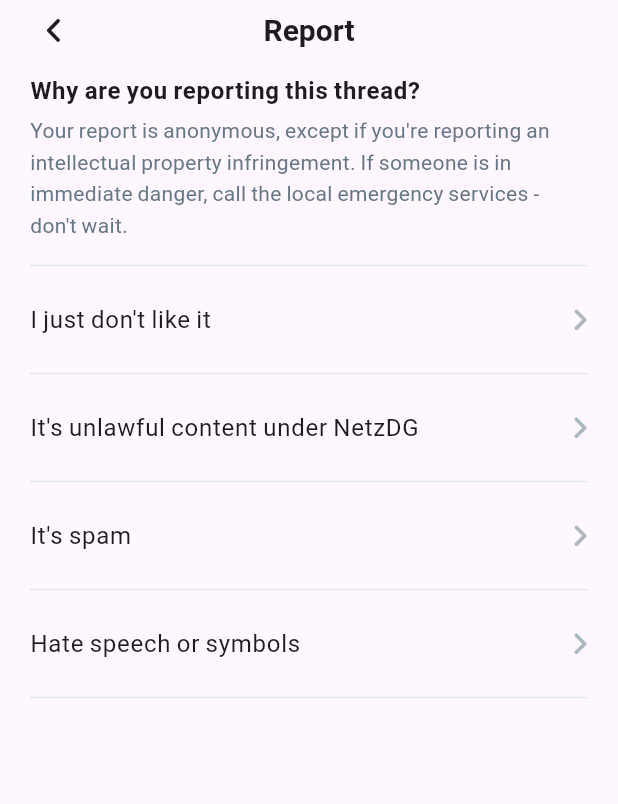
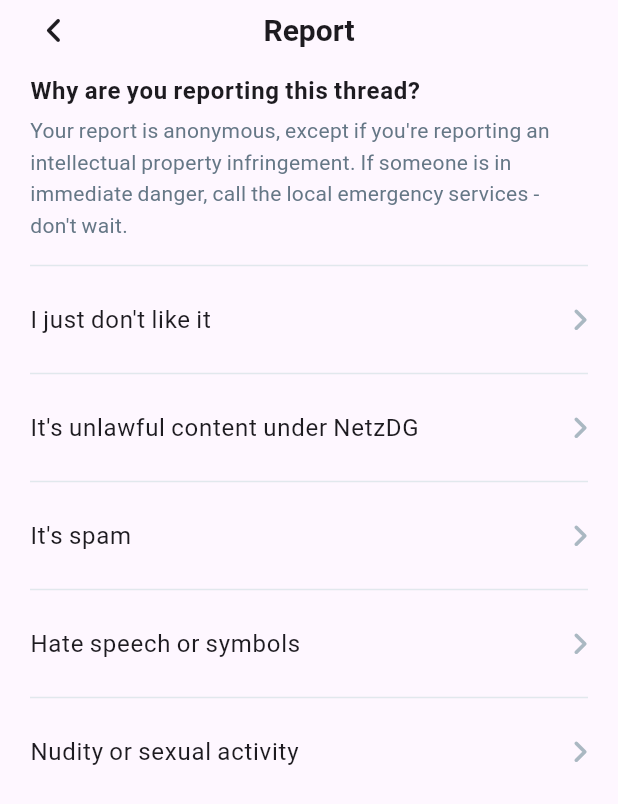
Before and after one commit to hnaa0/flutter_challenge, a Flutter app: the EllipsisBottomSheet widget shown alone on an empty page, opened directly, after a tap on "Report", on a phone screen of 412 x 824 dp. Shown: the top 804 px of the screen. Run offline on Flutter 3.47's test engine with Material 3 defaults, Android fonts, the phone set to English and light mode, and no system bars; our stand-ins replace flex_color_scheme, font_awesome_flutter, google_fonts, pinput, shared_preferences; accounts and stored records are empty; network calls fail; Roboto replaces fonts that are missing (Pretendard); project files that could hold a hidden picture were left out.

Commit message:
Edit Ellipsis bottom sheet

```diff
--- a/assignment_13/lib/features/home/widgets/ellipsis_bottom_sheet.dart
+++ b/assignment_13/lib/features/home/widgets/ellipsis_bottom_sheet.dart
@@ -56,7 +56,7 @@ class _EllipsisBottomSheetState extends State<EllipsisBottomSheet> {
           milliseconds: 200,
         ),
         height:
-            _currentPage == 0 ? 270 : MediaQuery.of(context).size.height * 0.6,
+            _currentPage == 0 ? 270 : MediaQuery.of(context).size.height * 0.7,
         child: PageView(
           physics: const NeverScrollableScrollPhysics(),
           controller: _pageController,
--- a/assignment_13/lib/features/home/widgets/post_card.dart
+++ b/assignment_13/lib/features/home/widgets/post_card.dart
@@ -65,6 +65,7 @@ class _PostCardState extends State<PostCard> {
   void _onEllipsisTap(BuildContext context) {
     showModalBottomSheet(
       elevation: 0,
+      isScrollControlled: true,
       context: context,
       builder: (context) => const EllipsisBottomSheet(),
       showDragHandle: true,
```
